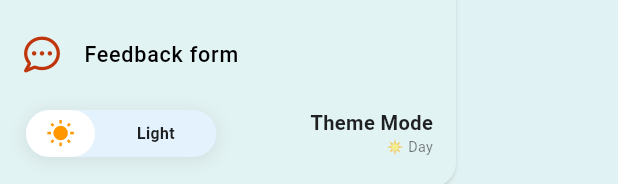
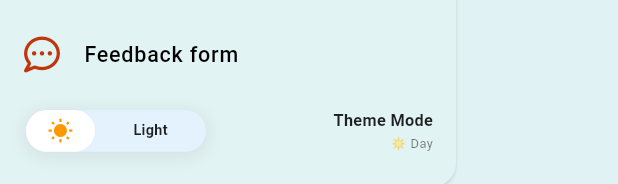
Before and after one commit to SaidmurodNorqobilov/restaruant_app, a Flutter app: the DrawerWidgets widget shown alone on an empty page, opened directly, on a phone screen of 412 x 824 dp. Shown: the part 1049-1233 px from the top of the screen. Run offline on Flutter 3.47's test engine with Material 3 defaults, Android fonts, the phone set to English and light mode, and no system bars; drawn by our look-alikes of animated_toggle_switch; our stand-ins replace dio, flutter_bloc, flutter_screenutil, flutter_snake_navigationbar, flutter_svg, font_awesome_flutter and 3 more; missing offline and left inert: appbar_animated; accounts and stored records are empty; network calls fail.

```diff
--- a/lib/features/Reservations/pages/reservations_page.dart
+++ b/lib/features/Reservations/pages/reservations_page.dart
@@ -122,7 +122,7 @@ class _ReservationsPageState extends State<ReservationsPage> {
                       decoration: BoxDecoration(
                         borderRadius: BorderRadius.circular(100.r),
                         color: isDark
-                            ? AppColors.black
+                            ? Colors.blueGrey
                             : AppColors.backgroundLightColor,
                       ),
                       child: Row(
--- a/lib/features/common/widgets/drawer_widgets.dart
+++ b/lib/features/common/widgets/drawer_widgets.dart
@@ -199,30 +199,73 @@ class DrawerWidgets extends StatelessWidget {
   }
 
   Widget _buildAnimatedThemeToggle(BuildContext context, bool isDark) {
+    return LayoutBuilder(
+      builder: (context, constraints) {
+        final availableWidth = constraints.maxWidth;
+        final isVerySmall = availableWidth < 300;
+        final isSmall = availableWidth < 400;
+        final isTablet = availableWidth > 600;
+        double switchHeight, switchSpacing, iconSize, textSize, labelSize, emojiSize;
+        if (isTablet) {
+          switchHeight = 50.h;
+          switchSpacing = 45.0;
+          iconSize = 24.sp;
+          textSize = 13.sp;
+          labelSize = 16.sp;
+          emojiSize = 12.sp;
+        } else if (isVerySmall) {
+          switchHeight = 32.h;
+          switchSpacing = 20.0;
+          iconSize = 14.sp;
+          textSize = 8.sp;
+          labelSize = 11.sp;
+          emojiSize = 8.sp;
+        } else if (isSmall) {
+          switchHeight = 36.h;
+          switchSpacing = 28.0;
+          iconSize = 18.sp;
+          textSize = 10.sp;
+          labelSize = 13.sp;
+          emojiSize = 9.sp;
+        } else {
+          switchHeight = 40.h;
+          switchSpacing = 35.0;
+          iconSize = 20.sp;
+          textSize = 11.sp;
+          labelSize = 14.sp;
+          emojiSize = 10.sp;
+        }
+
         return Padding(
-      padding: EdgeInsets.symmetric(horizontal: 16.w, vertical: 8.h),
+          padding: EdgeInsets.symmetric(
+            horizontal: isTablet ? 24.w : 16.w,
+            vertical: isTablet ? 12.h : 8.h,
+          ),
           child: Row(
             mainAxisAlignment: MainAxisAlignment.spaceBetween,
             children: [
               Flexible(
+                flex: isVerySmall ? 4 : 3,
                 child: AnimatedToggleSwitch<bool>.dual(
                   current: isDark,
                   first: false,
                   second: true,
-              spacing: 35.0,
-              height: 40.h,
+                  spacing: switchSpacing,
+                  height: switchHeight,
                   animationDuration: const Duration(milliseconds: 600),
                   animationCurve: Curves.easeInOutCubic,
                   style: ToggleStyle(
                     borderColor: Colors.transparent,
-                borderRadius: BorderRadius.circular(25.r),
+                    borderRadius: BorderRadius.circular(
+                      isTablet ? 30.r : 25.r,
+                    ),
                     indicatorColor: Colors.white,
                     boxShadow: [
                       BoxShadow(
                         color: isDark
                             ? Colors.black26
                             : Colors.grey.withOpacity(0.2),
-                    blurRadius: 8,
+                        blurRadius: isTablet ? 12 : 8,
                         offset: const Offset(0, 2),
                       ),
                     ],
@@ -236,15 +279,22 @@ class DrawerWidgets extends StatelessWidget {
                       ? Icon(
                     Icons.nightlight_round,
                     color: Colors.amber,
-                size: 20.sp,
+                    size: iconSize,
                   )
-                  : Icon(Icons.wb_sunny, color: Colors.orange, size: 20.sp),
-              textBuilder: (value) => Text(
+                      : Icon(
+                    Icons.wb_sunny,
+                    color: Colors.orange,
+                    size: iconSize,
+                  ),
+                  textBuilder: (value) => FittedBox(
+                    fit: BoxFit.scaleDown,
+                    child: Text(
                       value ? 'Dark' : 'Light',
                       style: TextStyle(
                         color: value ? Colors.white : Colors.black87,
-                  fontSize: 11.sp,
+                        fontSize: textSize,
                         fontWeight: FontWeight.w700,
+                      ),
                     ),
                   ),
                   onChanged: (value) {
@@ -252,34 +302,49 @@ class DrawerWidgets extends StatelessWidget {
                   },
                 ),
               ),
-          SizedBox(width: 8.w),
-          Column(
+              SizedBox(width: isTablet ? 12.w : (isVerySmall ? 4.w : 8.w)),
+              Flexible(
+                flex: 1,
+                child: Column(
                   crossAxisAlignment: CrossAxisAlignment.end,
                   mainAxisSize: MainAxisSize.min,
                   children: [
-              Text(
+                    FittedBox(
+                      fit: BoxFit.scaleDown,
+                      child: Text(
                         context.translate('mode'),
                         style: TextStyle(
-                  fontSize: 14.sp,
+                          fontSize: labelSize,
                           fontWeight: FontWeight.w600,
                           color: isDark ? Colors.white : Colors.black87,
                         ),
+                        maxLines: 1,
+                        overflow: TextOverflow.ellipsis,
                       ),
-              Text(
+                    ),
+                    if (!isVerySmall) ...[
+                      SizedBox(height: 2.h),
+                      FittedBox(
+                        fit: BoxFit.scaleDown,
+                        child: Text(
                           isDark ? '🌙 Night' : '☀️ Day',
                           style: TextStyle(
-                  fontSize: 10.sp,
+                            fontSize: emojiSize,
                             color: isDark ? Colors.white60 : Colors.black54,
+                          ),
+                          maxLines: 1,
+                        ),
+                      ),
+                    ],
+                  ],
                 ),
               ),
             ],
           ),
-        ],
-      ),
         );
-  }
-
-  Widget _drawerItem(
+      },
+    );
+  }  Widget _drawerItem(
       BuildContext context, {
         required IconData icon,
         required String text,
--- a/lib/features/home/pages/home_page.dart
+++ b/lib/features/home/pages/home_page.dart
@@ -34,7 +34,6 @@ class _HomePageState extends State<HomePage> {
     'assets/categoryImg/category6.png',
     'assets/categoryImg/category6.png',
     'assets/categoryImg/category6.png',
-    'assets/categoryImg/category6.png',
   ];
 
   final List<String> categoryText = [
@@ -46,7 +45,6 @@ class _HomePageState extends State<HomePage> {
     'Drinks',
     'For Kids',
     'Pasta',
-    'Pizza',
     'Burgers',
   ];
 
@@ -54,18 +52,21 @@ class _HomePageState extends State<HomePage> {
     'https://i.pinimg.com/originals/37/cc/51/37cc518c0d49a2fd03bc93fd151c9ca1.jpg',
     'https://i.pinimg.com/736x/9f/7b/79/9f7b791eb96cffe2766d04204ea1ce50.jpg',
     'https://i.pinimg.com/736x/a6/43/d3/a643d32d686507340fdc4cdd111c14f0.jpg',
+    'https://media.istockphoto.com/id/1371064975/ru/%D1%84%D0%BE%D1%82%D0%BE/%D1%82%D1%80%D0%B0%D0%B4%D0%B8%D1%86%D0%B8%D0%BE%D0%BD%D0%BD%D1%8B%D0%B9-%D0%BF%D0%BE%D0%BB%D0%BD%D1%8B%D0%B9-%D0%B0%D0%BC%D0%B5%D1%80%D0%B8%D0%BA%D0%B0%D0%BD%D1%81%D0%BA%D0%B8%D0%B9-%D0%B7%D0%B0%D0%B2%D1%82%D1%80%D0%B0%D0%BA-%D1%8F%D0%B9%D1%86%D0%B0-%D0%B1%D0%BB%D0%B8%D0%BD%D1%8B-%D1%81-%D0%B1%D0%B5%D0%BA%D0%BE%D0%BD%D0%BE%D0%BC-%D0%B8-%D1%82%D0%BE%D1%81%D1%82%D0%B0%D0%BC%D0%B8.jpg?s=612x612&w=0&k=20&c=qY5NnVsCm_FzST2kUeVIt-QhM4eepr14Y32oW2sXXnk=',
   ];
   final List<String> promotionsTitle = [
     'Milk shakes',
     'Artisan Lattes',
     'Special Cake',
+    'ovqat karochi',
   ];
   final List<String> promotionsText = [
     'Banana, chocolate, vanilla, strawberry, caramel/pistachio.',
     'Honey, rose, lavendar, matcha..',
     'Freshly baked delicious cake',
+    'okeni ami',
   ];
-  final List<double> promotionsPrice = [35.00, 30.00, 70.00];
+  final List<double> promotionsPrice = [35.00, 30.00, 70.00, 1000.00];
 
   String currentLang = 'en';
   bool _isSearching = false;
@@ -248,7 +249,7 @@ class _HomePageState extends State<HomePage> {
                 ),
               ),
               SizedBox(
-                height: isTablet ? 180.h : 220.h,
+                height: isTablet ? 200.h : 220.h,
                 child: GridView.builder(
                   padding: EdgeInsets.symmetric(horizontal: 20.w),
                   scrollDirection: Axis.horizontal,
```
Also changed, not shown: lib/features/home/pages/categories_page.dart (+15 -3 lines). Lines whose indentation alone changed are shown as unchanged.
